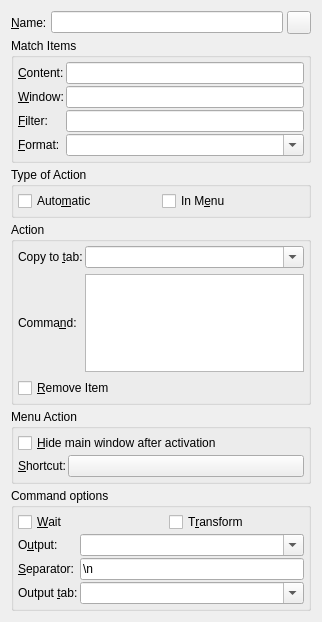
Before: the Qt Designer form src/ui/commandwidget.ui in hluk/CopyQ, drawn with Qt 5.
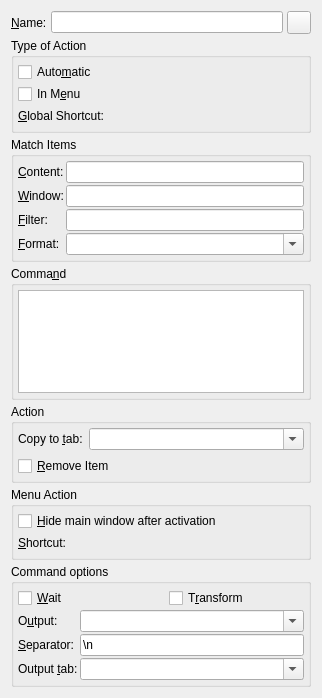
After: the same form once the commit is applied. Custom widgets are drawn as their Qt base class.

Commit message: Allow to set global shortcuts for user commands

Patch:
```diff
--- a/src/ui/commandwidget.ui
+++ b/src/ui/commandwidget.ui
@@ -7,7 +7,7 @@
     <x>0</x>
     <y>0</y>
     <width>322</width>
-    <height>622</height>
+    <height>698</height>
    </rect>
   </property>
   <property name="windowTitle">
@@ -48,7 +48,85 @@
     </layout>
    </item>
    <item>
-    <widget class="QGroupBox" name="groupBox">
+    <widget class="QGroupBox" name="groupBox_2">
+     <property name="title">
+      <string>Type of Action</string>
+     </property>
+     <layout class="QVBoxLayout" name="verticalLayout_5">
+      <property name="spacing">
+       <number>2</number>
+      </property>
+      <property name="leftMargin">
+       <number>4</number>
+      </property>
+      <property name="topMargin">
+       <number>4</number>
+      </property>
+      <property name="rightMargin">
+       <number>4</number>
+      </property>
+      <property name="bottomMargin">
+       <number>4</number>
+      </property>
+      <item>
+       <widget class="QCheckBox" name="checkBoxAutomatic">
+        <property name="toolTip">
+         <string>Run the command automatically if clipboard has new content</string>
+        </property>
+        <property name="text">
+         <string>Auto&amp;matic</string>
+        </property>
+       </widget>
+      </item>
+      <item>
+       <widget class="QCheckBox" name="checkBoxInMenu">
+        <property name="toolTip">
+         <string>Show command in context menu of matching items</string>
+        </property>
+        <property name="text">
+         <string>In M&amp;enu</string>
+        </property>
+       </widget>
+      </item>
+      <item>
+       <layout class="QHBoxLayout" name="horizontalLayout_4">
+        <item>
+         <widget class="QLabel" name="labelGlobalShortcut">
+          <property name="text">
+           <string>&amp;Global Shortcut:</string>
+          </property>
+          <property name="buddy">
+           <cstring>shortcutButtonGlobalShortcut</cstring>
+          </property>
+         </widget>
+        </item>
+        <item>
+         <widget class="ShortcutButton" name="shortcutButtonGlobalShortcut" native="true">
+          <property name="focusPolicy">
+           <enum>Qt::WheelFocus</enum>
+          </property>
+         </widget>
+        </item>
+        <item>
+         <spacer name="horizontalSpacer">
+          <property name="orientation">
+           <enum>Qt::Horizontal</enum>
+          </property>
+          <property name="sizeHint" stdset="0">
+           <size>
+            <width>40</width>
+            <height>20</height>
+           </size>
+          </property>
+         </spacer>
+        </item>
+       </layout>
+      </item>
+     </layout>
+    </widget>
+   </item>
+   <item>
+    <widget class="QGroupBox" name="groupBoxMatchItems">
      <property name="title">
       <string>Match Items</string>
      </property>
@@ -159,14 +237,11 @@
     </widget>
    </item>
    <item>
-    <widget class="QGroupBox" name="groupBox_2">
+    <widget class="QGroupBox" name="groupBoxCommand">
      <property name="title">
-      <string>Type of Action</string>
+      <string>Comma&amp;nd</string>
      </property>
-     <layout class="QHBoxLayout" name="horizontalLayout_7">
-      <property name="spacing">
-       <number>2</number>
-      </property>
+     <layout class="QVBoxLayout" name="verticalLayout_6">
       <property name="leftMargin">
        <number>4</number>
       </property>
@@ -180,22 +255,14 @@
        <number>4</number>
       </property>
       <item>
-       <widget class="QCheckBox" name="checkBoxAutomatic">
+       <widget class="QPlainTextEdit" name="lineEditCommand">
         <property name="toolTip">
-         <string>Run the command automatically if clipboard has new content</string>
+         <string>&lt;p&gt;Command to run. Use &lt;b&gt;%1&lt;/b&gt; for item text passed as argument and &lt;b&gt;%2&lt;/b&gt; to &lt;b&gt;%9&lt;/b&gt; for arguments captured by regular expression (parts enclosed in parentheses).&lt;/p&gt;
+
+&lt;p&gt;Use &lt;b&gt;|&lt;/b&gt; to chain commands (pass standard output to next command).&lt;/p&gt;</string>
         </property>
-        <property name="text">
-         <string>Auto&amp;matic</string>
-        </property>
-       </widget>
-      </item>
-      <item>
-       <widget class="QCheckBox" name="checkBoxInMenu">
-        <property name="toolTip">
-         <string>Show command in context menu of matching items</string>
-        </property>
-        <property name="text">
-         <string>In M&amp;enu</string>
+        <property name="tabChangesFocus">
+         <bool>true</bool>
         </property>
        </widget>
       </item>
@@ -207,7 +274,7 @@
      <property name="title">
       <string>Action</string>
      </property>
-     <layout class="QGridLayout" name="gridLayout_2">
+     <layout class="QVBoxLayout" name="verticalLayout">
       <property name="leftMargin">
        <number>4</number>
       </property>
@@ -220,36 +287,34 @@
       <property name="bottomMargin">
        <number>4</number>
       </property>
-      <property name="horizontalSpacing">
-       <number>2</number>
-      </property>
-      <item row="1" column="0">
-       <widget class="QLabel" name="label_2">
-        <property name="sizePolicy">
-         <sizepolicy hsizetype="Preferred" vsizetype="Preferred">
-          <horstretch>0</horstretch>
-          <verstretch>0</verstretch>
-         </sizepolicy>
+      <item>
+       <layout class="QFormLayout" name="formLayout_4">
+        <property name="fieldGrowthPolicy">
+         <enum>QFormLayout::AllNonFixedFieldsGrow</enum>
         </property>
-        <property name="text">
-         <string>Comma&amp;nd:</string>
-        </property>
-        <property name="buddy">
-         <cstring>lineEditCommand</cstring>
-        </property>
-       </widget>
+        <item row="0" column="0">
+         <widget class="QLabel" name="label_6">
+          <property name="text">
+           <string>Copy to &amp;tab:</string>
+          </property>
+          <property name="buddy">
+           <cstring>comboBoxCopyToTab</cstring>
+          </property>
+         </widget>
+        </item>
+        <item row="0" column="1">
+         <widget class="QComboBox" name="comboBoxCopyToTab">
+          <property name="toolTip">
+           <string>Name of tab to copy new items into (leave empty not to copy)</string>
+          </property>
+          <property name="editable">
+           <bool>true</bool>
+          </property>
+         </widget>
+        </item>
+       </layout>
       </item>
-      <item row="0" column="0">
-       <widget class="QLabel" name="label_6">
-        <property name="text">
-         <string>Copy to &amp;tab:</string>
-        </property>
-        <property name="buddy">
-         <cstring>comboBoxCopyToTab</cstring>
-        </property>
-       </widget>
-      </item>
-      <item row="2" column="0" colspan="2">
+      <item>
        <widget class="QCheckBox" name="checkBoxIgnore">
         <property name="toolTip">
          <string>Remove matching item
@@ -261,28 +326,6 @@
         </property>
        </widget>
       </item>
-      <item row="1" column="1">
-       <widget class="QPlainTextEdit" name="lineEditCommand">
-        <property name="toolTip">
-         <string>&lt;p&gt;Command to run. Use &lt;b&gt;%1&lt;/b&gt; for item text passed as argument and &lt;b&gt;%2&lt;/b&gt; to &lt;b&gt;%9&lt;/b&gt; for arguments captured by regular expression (parts enclosed in parentheses).&lt;/p&gt;
-
-&lt;p&gt;Use &lt;b&gt;|&lt;/b&gt; to chain commands (pass standard output to next command).&lt;/p&gt;</string>
-        </property>
-        <property name="tabChangesFocus">
-         <bool>true</bool>
-        </property>
-       </widget>
-      </item>
-      <item row="0" column="1">
-       <widget class="QComboBox" name="comboBoxCopyToTab">
-        <property name="toolTip">
-         <string>Name of tab to copy new items into (leave empty not to copy)</string>
-        </property>
-        <property name="editable">
-         <bool>true</bool>
-        </property>
-       </widget>
-      </item>
      </layout>
     </widget>
    </item>
@@ -318,7 +361,7 @@
        </widget>
       </item>
       <item>
-       <layout class="QHBoxLayout" name="horizontalLayout_6">
+       <layout class="QHBoxLayout" name="horizontalLayout_3">
         <item>
          <widget class="QLabel" name="label">
           <property name="sizePolicy">
@@ -331,17 +374,30 @@
            <string>&amp;Shortcut:</string>
           </property>
           <property name="buddy">
-           <cstring>pushButtonShortcut</cstring>
+           <cstring>shortcutButton</cstring>
           </property>
          </widget>
         </item>
         <item>
-         <widget class="QPushButton" name="pushButtonShortcut">
-          <property name="text">
-           <string/>
+         <widget class="ShortcutButton" name="shortcutButton" native="true">
+          <property name="focusPolicy">
+           <enum>Qt::WheelFocus</enum>
           </property>
          </widget>
         </item>
+        <item>
+         <spacer name="horizontalSpacer_2">
+          <property name="orientation">
+           <enum>Qt::Horizontal</enum>
+          </property>
+          <property name="sizeHint" stdset="0">
+           <size>
+            <width>40</width>
+            <height>20</height>
+           </size>
+          </property>
+         </spacer>
+        </item>
        </layout>
       </item>
      </layout>
@@ -489,6 +545,12 @@
    <extends>QToolButton</extends>
    <header>gui/iconselectbutton.h</header>
   </customwidget>
+  <customwidget>
+   <class>ShortcutButton</class>
+   <extends>QWidget</extends>
+   <header>gui/shortcutbutton.h</header>
+   <container>1</container>
+  </customwidget>
  </customwidgets>
  <tabstops>
   <tabstop>lineEditName</tabstop>
```
Left out of the diff: 9 changed lines with no effect on the pictures. The commit also changes 15 other files.
